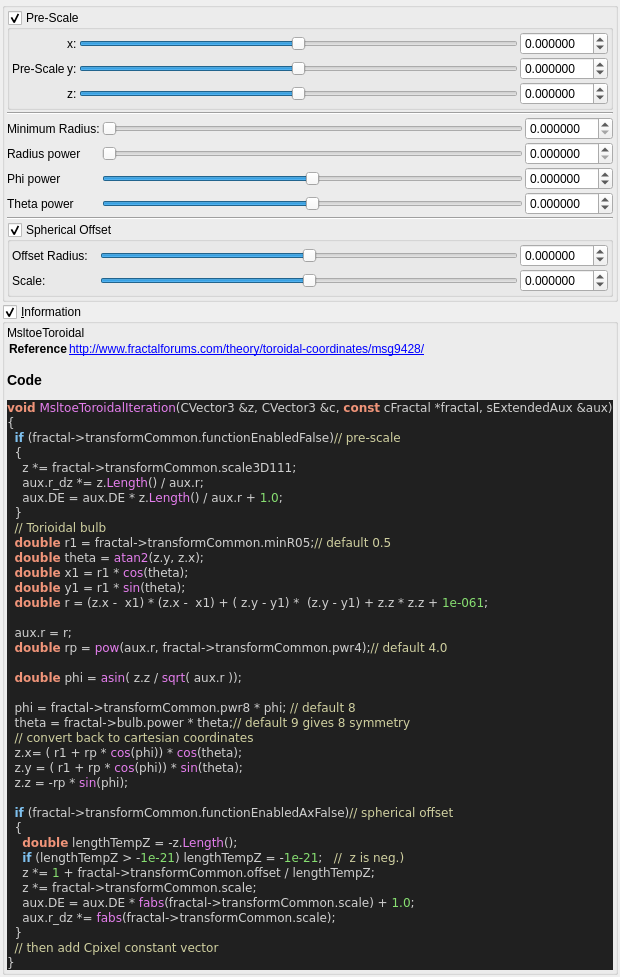
The window that mandelbulber2/qt_data/fractal_msltoe_toroidal.ui (buddhi1980/mandelbulber2) describes before a commit, drawn with Qt 5.
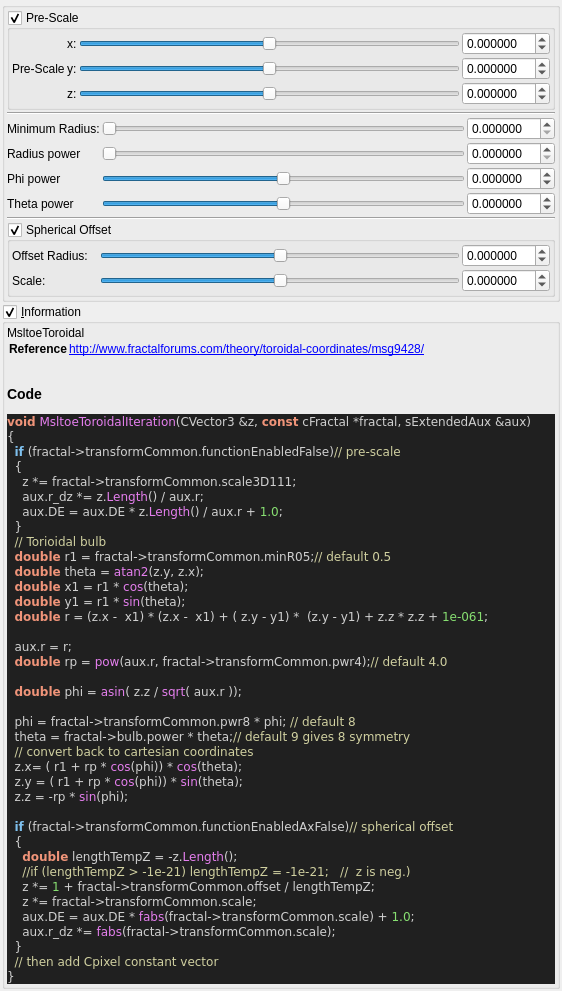
The same window after the commit. Custom widgets are drawn as their Qt base class.

Commit message:
stripped code highlight output to body tag
 the surrounding part (HTML Tag and comment) contained version specific parts.
 Now only the body tag will be written to the ui file,
 so the complete output of populateUiInformation.php should be reproducable.

 Also readded broken symlinks in deploy/share/mandelbulber2

```diff
--- a/mandelbulber2/qt_data/fractal_msltoe_toroidal.ui
+++ b/mandelbulber2/qt_data/fractal_msltoe_toroidal.ui
@@ -660,17 +660,12 @@
        <widget class="QLabel" name="label_code_content">
         <property name="text">
          <string>&lt;p&gt;MsltoeToroidal&lt;/p&gt;&lt;table&gt;
-&lt;tr&gt;&lt;th&gt;Reference&lt;/th&gt;&lt;td&gt;&lt;a href=&quot;http://www.fractalforums.com/theory/toroidal-coordinates/msg9428/&quot;&gt;http://www.fractalforums.com/theory/toroidal-coordinates/msg9428/&lt;/a&gt;&lt;/td&gt;&lt;/tr&gt;
+&lt;tr&gt;&lt;th&gt;Reference&lt;/th&gt;&lt;td&gt;&lt;a href=&quot;http://www.fractalforums.com/theory/toroidal-coordinates/msg9428/&quot;&gt;http://www.fractalforums.com/theory/toroidal-coordinates/msg9428/&lt;br&gt;
+&lt;/td&gt;&lt;/tr&gt;
 &lt;/table&gt;
 &lt;h3&gt;Code&lt;/h3&gt;
-&lt;!DOCTYPE HTML PUBLIC &quot;-//W3C//DTD HTML 4.0 Transitional//EN&quot;&gt;
-&lt;html&gt;
-&lt;head&gt;
-&lt;meta http-equiv=&quot;content-type&quot; content=&quot;text/html; charset=ISO-8859-1&quot;&gt;
-&lt;title&gt;Source file&lt;/title&gt;
-&lt;/head&gt;
 &lt;body style=&quot;background-color:#202020&quot;&gt;
-&lt;pre style=&quot;color:#d0d0d0; background-color:#202020;  font-family:'Courier New';&quot;&gt;&lt;span style=&quot;color:#f09479; font-weight:bold&quot;&gt;void&lt;/span&gt; &lt;span style=&quot;color:#e47eed&quot;&gt;MsltoeToroidalIteration&lt;/span&gt;&lt;span style=&quot;color:#d0d0d0&quot;&gt;(&lt;/span&gt;CVector3 &lt;span style=&quot;color:#d0d0d0&quot;&gt;&amp;amp;&lt;/span&gt;z&lt;span style=&quot;color:#d0d0d0&quot;&gt;,&lt;/span&gt; CVector3 &lt;span style=&quot;color:#d0d0d0&quot;&gt;&amp;amp;&lt;/span&gt;c&lt;span style=&quot;color:#d0d0d0&quot;&gt;,&lt;/span&gt; &lt;span style=&quot;color:#f09479; font-weight:bold&quot;&gt;const&lt;/span&gt; cFractal &lt;span style=&quot;color:#d0d0d0&quot;&gt;*&lt;/span&gt;fractal&lt;span style=&quot;color:#d0d0d0&quot;&gt;,&lt;/span&gt; sExtendedAux &lt;span style=&quot;color:#d0d0d0&quot;&gt;&amp;amp;&lt;/span&gt;aux&lt;span style=&quot;color:#d0d0d0&quot;&gt;)&lt;/span&gt;
+&lt;pre style=&quot;color:#d0d0d0; background-color:#202020;  font-family:'Courier New',monospace;&quot;&gt;&lt;span style=&quot;color:#f09479; font-weight:bold&quot;&gt;void&lt;/span&gt; &lt;span style=&quot;color:#e47eed&quot;&gt;MsltoeToroidalIteration&lt;/span&gt;&lt;span style=&quot;color:#d0d0d0&quot;&gt;(&lt;/span&gt;CVector3 &lt;span style=&quot;color:#d0d0d0&quot;&gt;&amp;amp;&lt;/span&gt;z&lt;span style=&quot;color:#d0d0d0&quot;&gt;,&lt;/span&gt; &lt;span style=&quot;color:#f09479; font-weight:bold&quot;&gt;const&lt;/span&gt; cFractal &lt;span style=&quot;color:#d0d0d0&quot;&gt;*&lt;/span&gt;fractal&lt;span style=&quot;color:#d0d0d0&quot;&gt;,&lt;/span&gt; sExtendedAux &lt;span style=&quot;color:#d0d0d0&quot;&gt;&amp;amp;&lt;/span&gt;aux&lt;span style=&quot;color:#d0d0d0&quot;&gt;)&lt;/span&gt;
 &lt;span style=&quot;color:#d0d0d0&quot;&gt;{&lt;/span&gt;
   &lt;span style=&quot;color:#7ec0ee; font-weight:bold&quot;&gt;if&lt;/span&gt; &lt;span style=&quot;color:#d0d0d0&quot;&gt;(&lt;/span&gt;fractal&lt;span style=&quot;color:#d0d0d0&quot;&gt;-&amp;gt;&lt;/span&gt;transformCommon&lt;span style=&quot;color:#d0d0d0&quot;&gt;.&lt;/span&gt;functionEnabledFalse&lt;span style=&quot;color:#d0d0d0&quot;&gt;)&lt;/span&gt;&lt;span style=&quot;color:#d0d0a0&quot;&gt;// pre-scale&lt;/span&gt;
   &lt;span style=&quot;color:#d0d0d0&quot;&gt;{&lt;/span&gt;
@@ -700,7 +695,7 @@
   &lt;span style=&quot;color:#7ec0ee; font-weight:bold&quot;&gt;if&lt;/span&gt; &lt;span style=&quot;color:#d0d0d0&quot;&gt;(&lt;/span&gt;fractal&lt;span style=&quot;color:#d0d0d0&quot;&gt;-&amp;gt;&lt;/span&gt;transformCommon&lt;span style=&quot;color:#d0d0d0&quot;&gt;.&lt;/span&gt;functionEnabledAxFalse&lt;span style=&quot;color:#d0d0d0&quot;&gt;)&lt;/span&gt;&lt;span style=&quot;color:#d0d0a0&quot;&gt;// spherical offset&lt;/span&gt;
   &lt;span style=&quot;color:#d0d0d0&quot;&gt;{&lt;/span&gt;
     &lt;span style=&quot;color:#f09479; font-weight:bold&quot;&gt;double&lt;/span&gt; lengthTempZ &lt;span style=&quot;color:#d0d0d0&quot;&gt;= -&lt;/span&gt;z&lt;span style=&quot;color:#d0d0d0&quot;&gt;.&lt;/span&gt;&lt;span style=&quot;color:#e47eed&quot;&gt;Length&lt;/span&gt;&lt;span style=&quot;color:#d0d0d0&quot;&gt;();&lt;/span&gt;
-    &lt;span style=&quot;color:#7ec0ee; font-weight:bold&quot;&gt;if&lt;/span&gt; &lt;span style=&quot;color:#d0d0d0&quot;&gt;(&lt;/span&gt;lengthTempZ &lt;span style=&quot;color:#d0d0d0&quot;&gt;&amp;gt; -&lt;/span&gt;&lt;span style=&quot;color:#87df71&quot;&gt;1e-21&lt;/span&gt;&lt;span style=&quot;color:#d0d0d0&quot;&gt;)&lt;/span&gt; lengthTempZ &lt;span style=&quot;color:#d0d0d0&quot;&gt;= -&lt;/span&gt;&lt;span style=&quot;color:#87df71&quot;&gt;1e-21&lt;/span&gt;&lt;span style=&quot;color:#d0d0d0&quot;&gt;;&lt;/span&gt;   &lt;span style=&quot;color:#d0d0a0&quot;&gt;//  z is neg.)&lt;/span&gt;
+    &lt;span style=&quot;color:#d0d0a0&quot;&gt;//if (lengthTempZ &amp;gt; -1e-21) lengthTempZ = -1e-21;   //  z is neg.)&lt;/span&gt;
     z &lt;span style=&quot;color:#d0d0d0&quot;&gt;*=&lt;/span&gt; &lt;span style=&quot;color:#87df71&quot;&gt;1&lt;/span&gt; &lt;span style=&quot;color:#d0d0d0&quot;&gt;+&lt;/span&gt; fractal&lt;span style=&quot;color:#d0d0d0&quot;&gt;-&amp;gt;&lt;/span&gt;transformCommon&lt;span style=&quot;color:#d0d0d0&quot;&gt;.&lt;/span&gt;offset &lt;span style=&quot;color:#d0d0d0&quot;&gt;/&lt;/span&gt; lengthTempZ&lt;span style=&quot;color:#d0d0d0&quot;&gt;;&lt;/span&gt;
     z &lt;span style=&quot;color:#d0d0d0&quot;&gt;*=&lt;/span&gt; fractal&lt;span style=&quot;color:#d0d0d0&quot;&gt;-&amp;gt;&lt;/span&gt;transformCommon&lt;span style=&quot;color:#d0d0d0&quot;&gt;.&lt;/span&gt;scale&lt;span style=&quot;color:#d0d0d0&quot;&gt;;&lt;/span&gt;
     aux&lt;span style=&quot;color:#d0d0d0&quot;&gt;.&lt;/span&gt;DE &lt;span style=&quot;color:#d0d0d0&quot;&gt;=&lt;/span&gt; aux&lt;span style=&quot;color:#d0d0d0&quot;&gt;.&lt;/span&gt;DE &lt;span style=&quot;color:#d0d0d0&quot;&gt;*&lt;/span&gt; &lt;span style=&quot;color:#e47eed&quot;&gt;fabs&lt;/span&gt;&lt;span style=&quot;color:#d0d0d0&quot;&gt;(&lt;/span&gt;fractal&lt;span style=&quot;color:#d0d0d0&quot;&gt;-&amp;gt;&lt;/span&gt;transformCommon&lt;span style=&quot;color:#d0d0d0&quot;&gt;.&lt;/span&gt;scale&lt;span style=&quot;color:#d0d0d0&quot;&gt;) +&lt;/span&gt; &lt;span style=&quot;color:#87df71&quot;&gt;1.0&lt;/span&gt;&lt;span style=&quot;color:#d0d0d0&quot;&gt;;&lt;/span&gt;
@@ -709,10 +704,7 @@
   &lt;span style=&quot;color:#d0d0a0&quot;&gt;// then add Cpixel constant vector&lt;/span&gt;
 &lt;span style=&quot;color:#d0d0d0&quot;&gt;}&lt;/span&gt;
 &lt;/pre&gt;
-&lt;/body&gt;
-&lt;/html&gt;
-&lt;!--HTML generated by highlight 3.9, http://www.andre-simon.de/--&gt;
-</string>
+&lt;/body&gt;</string>
         </property>
         <property name="wordWrap">
          <bool>true</bool>
```
The commit also changes 109 other files.
